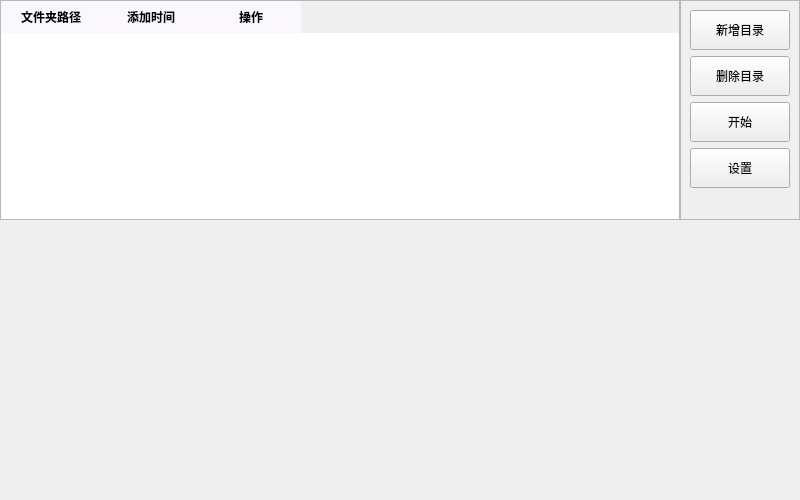
The window that wallpaper/pyside6_GUI/sub_ui/wallpaper/ui/wallpaper_ui.ui (YUN-LJ/FrameFlow) describes before a commit, drawn with Qt 5.
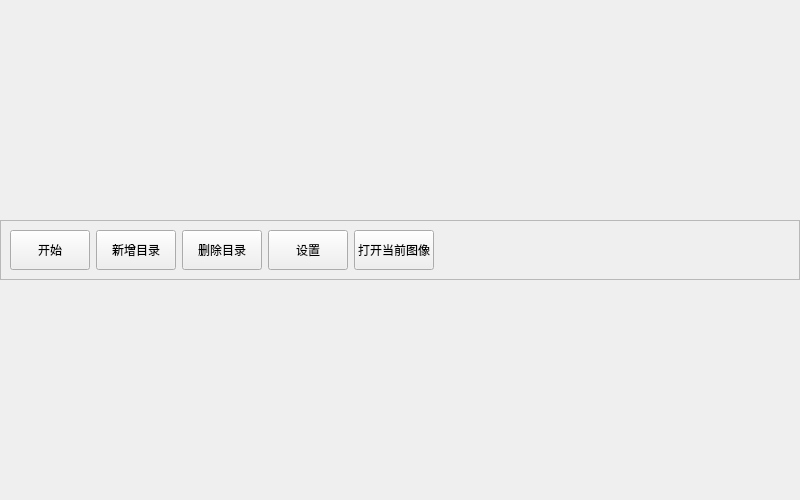
The same window after the commit. Custom widgets are drawn as their Qt base class.

Diff of the .ui file:
```diff
--- a/wallpaper/pyside6_GUI/sub_ui/wallpaper/ui/wallpaper_ui.ui
+++ b/wallpaper/pyside6_GUI/sub_ui/wallpaper/ui/wallpaper_ui.ui
@@ -30,65 +30,30 @@
     <number>0</number>
    </property>
    <item>
-    <layout class="QVBoxLayout" name="verticalLayout_3" stretch="7,10">
-     <item>
-      <layout class="QHBoxLayout" name="horizontalLayout_2">
-       <item>
-        <widget class="TableWidget" name="tableWidget_dirs_path">
-         <property name="minimumSize">
-          <size>
-           <width>0</width>
-           <height>80</height>
-          </size>
-         </property>
-         <property name="styleSheet">
-          <string notr="true">QTableWidget {
-    gridline-color: #eee;
-    selection-background-color: #e3f2fd;
-    selection-color: #333; /* 选中单元格的字体颜色 */
-    color: #555; /* 默认字体颜色（未选中状态） */
-    font-family: &quot;Microsoft YaHei&quot;, sans-serif; /* 可选：设置字体 */
-    font-size: 12px; /* 可选：设置字体大小 */
-}
-QHeaderView::section {
-	background-color: rgb(250,248,252);
-	color: black;
-	font-weight:bold;
-	border: none;
-	padding: 5px;
-}</string>
-         </property>
-         <column>
-          <property name="text">
-           <string>文件夹路径</string>
-          </property>
-         </column>
-         <column>
-          <property name="text">
-           <string>添加时间</string>
-          </property>
-         </column>
-         <column>
-          <property name="text">
-           <string>操作</string>
-          </property>
-         </column>
-        </widget>
-       </item>
+    <layout class="QVBoxLayout" name="verticalLayout_2" stretch="0,0">
+     <property name="spacing">
+      <number>0</number>
+     </property>
+     <property name="bottomMargin">
+      <number>0</number>
+     </property>
        <item>
         <widget class="QScrollArea" name="scrollArea_options">
          <property name="minimumSize">
           <size>
-           <width>120</width>
+         <width>0</width>
            <height>0</height>
           </size>
          </property>
          <property name="maximumSize">
           <size>
-           <width>120</width>
-           <height>16777215</height>
-          </size>
-         </property>
+         <width>16777215</width>
+         <height>60</height>
+        </size>
+       </property>
+       <property name="verticalScrollBarPolicy">
+        <enum>Qt::ScrollBarPolicy::ScrollBarAlwaysOff</enum>
+       </property>
          <property name="widgetResizable">
           <bool>true</bool>
          </property>
@@ -97,11 +62,24 @@
            <rect>
             <x>0</x>
             <y>0</y>
-            <width>106</width>
-            <height>202</height>
-           </rect>
-          </property>
-          <layout class="QVBoxLayout" name="verticalLayout_2">
+          <width>796</width>
+          <height>58</height>
+         </rect>
+        </property>
+        <layout class="QHBoxLayout" name="horizontalLayout_3">
+         <item>
+          <widget class="PrimaryPushButton" name="pushButton_start">
+           <property name="minimumSize">
+            <size>
+             <width>0</width>
+             <height>40</height>
+            </size>
+           </property>
+           <property name="text">
+            <string>开始</string>
+           </property>
+          </widget>
+         </item>
            <item>
             <widget class="PrimaryPushButton" name="pushButton_add">
              <property name="minimumSize">
@@ -128,19 +106,6 @@
              </property>
             </widget>
            </item>
-           <item>
-            <widget class="PrimaryPushButton" name="pushButton_start">
-             <property name="minimumSize">
-              <size>
-               <width>0</width>
-               <height>40</height>
-              </size>
-             </property>
-             <property name="text">
-              <string>开始</string>
-             </property>
-            </widget>
-           </item>
            <item>
             <widget class="PrimaryPushButton" name="pushButton_set">
              <property name="minimumSize">
@@ -155,26 +120,18 @@
             </widget>
            </item>
            <item>
-            <spacer name="verticalSpacer">
-             <property name="orientation">
-              <enum>Qt::Orientation::Vertical</enum>
-             </property>
-             <property name="sizeHint" stdset="0">
+          <widget class="PrimaryPushButton" name="pushButton_open_image">
+           <property name="minimumSize">
               <size>
-               <width>20</width>
+             <width>0</width>
                <height>40</height>
               </size>
              </property>
-            </spacer>
-           </item>
-          </layout>
-         </widget>
-        </widget>
-       </item>
-      </layout>
-     </item>
-     <item>
-      <layout class="QHBoxLayout" name="horizontalLayout">
+           <property name="text">
+            <string>打开当前图像</string>
+           </property>
+          </widget>
+         </item>
        <item>
         <spacer name="horizontalSpacer">
          <property name="orientation">
@@ -188,38 +145,15 @@
          </property>
         </spacer>
        </item>
-       <item>
-        <widget class="QLabel" name="label_image">
-         <property name="minimumSize">
-          <size>
-           <width>500</width>
-           <height>280</height>
-          </size>
-         </property>
-         <property name="maximumSize">
-          <size>
-           <width>500</width>
-           <height>280</height>
-          </size>
-         </property>
-         <property name="text">
-          <string/>
-         </property>
-        </widget>
+        </layout>
+       </widget>
+      </widget>
        </item>
        <item>
-        <spacer name="horizontalSpacer_2">
-         <property name="orientation">
-          <enum>Qt::Orientation::Horizontal</enum>
-         </property>
-         <property name="sizeHint" stdset="0">
-          <size>
-           <width>40</width>
-           <height>20</height>
-          </size>
-         </property>
-        </spacer>
-       </item>
+      <layout class="QHBoxLayout" name="horizontalLayout_2" stretch="">
+       <property name="spacing">
+        <number>0</number>
+       </property>
       </layout>
      </item>
     </layout>
@@ -232,11 +166,6 @@
    <extends>QPushButton</extends>
    <header>qfluentwidgets.components.widgets</header>
   </customwidget>
-  <customwidget>
-   <class>TableWidget</class>
-   <extends>QTableWidget</extends>
-   <header>qfluentwidgets.components.widgets.table_view</header>
-  </customwidget>
  </customwidgets>
  <resources>
   <include location="../../../res.qrc"/>
```
Lines whose indentation alone changed are shown as unchanged.
